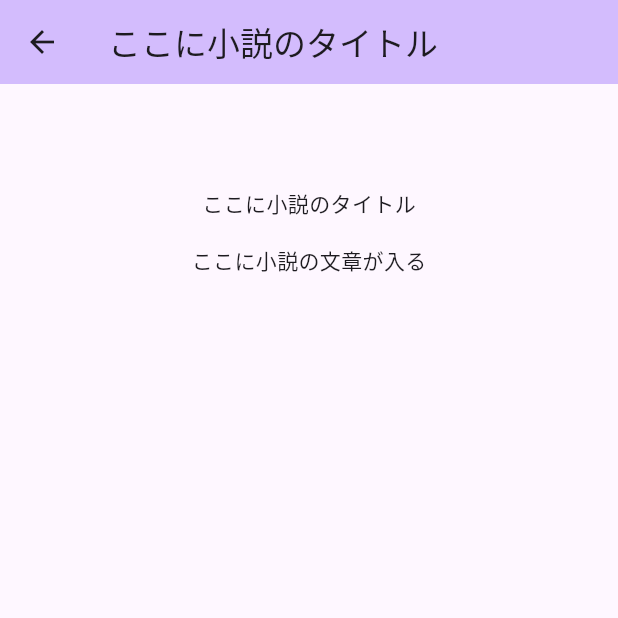
After one commit to Wak8810/let-s-become-an-enginner, a Flutter app: the NovelViewScreen screen opened directly, on a phone screen of 412 x 824 dp, the top half of it. The commit adds this screen. Run offline on Flutter 3.47's test engine with Material 3 defaults, Android fonts, the phone set to English and light mode, and no system bars.

Commit message:
ファイル構造の改善

```diff
--- /dev/null
+++ b/novel_app/lib/screens/novel_view/novel_view_screen.dart
@@ -0,0 +1,32 @@
+import 'package:flutter/material.dart';
+import 'widgets/novel_scroll.dart';
+
+class NovelViewScreen extends StatefulWidget {
+  const NovelViewScreen({super.key, required this.title});
+  final String title;
+
+  @override
+  State<NovelViewScreen> createState() => _NovelViewScreenState();
+}
+
+class _NovelViewScreenState extends State<NovelViewScreen> {
+  @override
+  Widget build(BuildContext context) {
+    return Scaffold(
+      appBar: AppBar(
+        backgroundColor: Theme.of(context).colorScheme.inversePrimary,
+        title: Text(widget.title),
+      ),
+      body: Center(
+        child: Column(
+          mainAxisAlignment: MainAxisAlignment.center,
+          children: <Widget>[
+            Text(widget.title),
+            SizedBox(height: 10),
+            NovelScroll(text: "ここに小説の文章が入る"),
+          ],
+        ),
+      ),
+    );
+  }
+}
--- /dev/null
+++ b/novel_app/lib/screens/novel_view/widgets/novel_scroll.dart
@@ -0,0 +1,17 @@
+import 'package:flutter/material.dart';
+
+class NovelScroll extends StatelessWidget {
+  const NovelScroll({super.key, required this.text});
+  final String text;
+
+  @override
+  Widget build(BuildContext context) {
+    return SizedBox(
+      height: 600, // ← 任意の高さを指定
+      child: SingleChildScrollView(
+        padding: EdgeInsets.all(8),
+        child: Text(text),
+      ),
+    );
+  }
+}
```
Also changed, not shown: novel_app/lib/screens/novel_generate/novel_generate_screen.dart (renamed from novel_app/lib/screens/generatepage.dart, +6 -6 lines), novel_app/lib/screens/viewpage.dart (deleted, +0 -35 lines).
